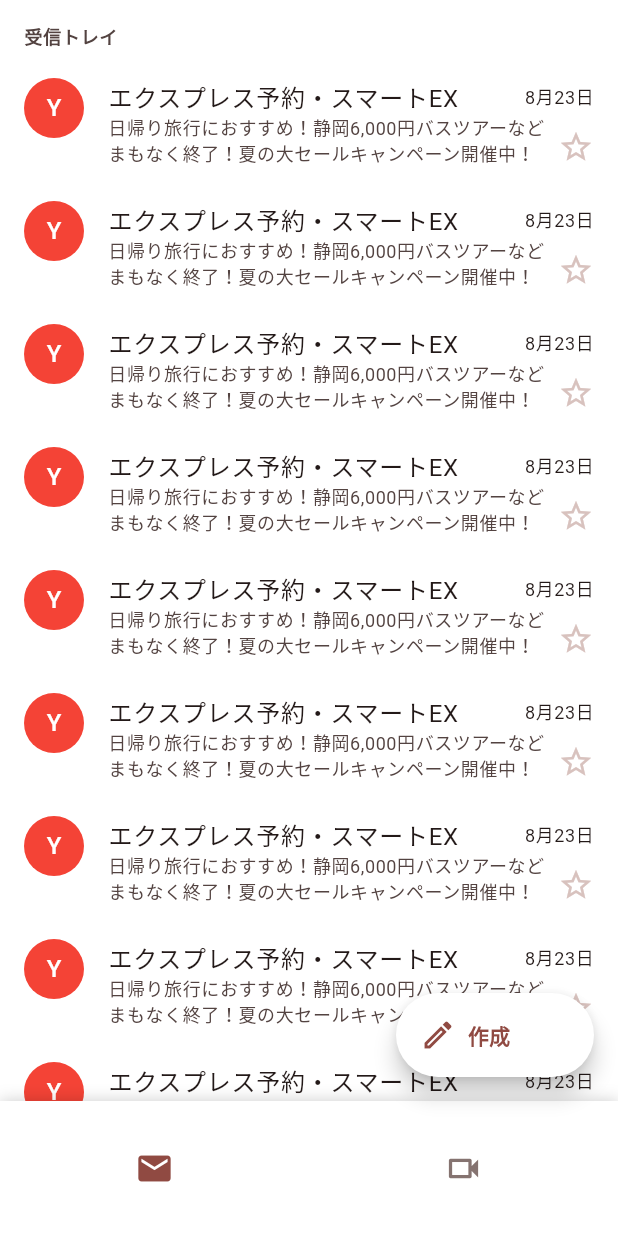
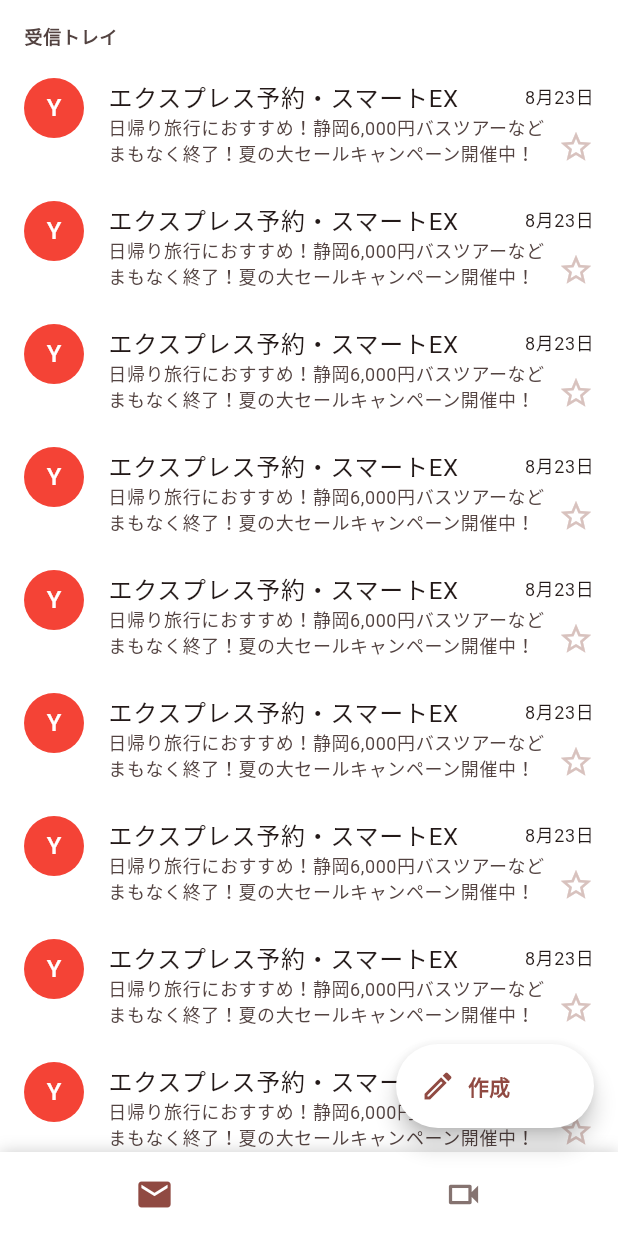
Before and after one commit to susatthi/flutter-gmail-clone, a Flutter app: the screen it shows after launch, scrolled down 56 dp, on a phone screen of 412 x 824 dp. Run offline on Flutter 3.47's test engine with Material 3 defaults, Android fonts, the phone set to English and light mode, and no system bars; our stand-ins replace flutter_riverpod, riverpod_annotation; generated files the repository leaves out were written again; network calls fail.

Commit message:
🚀 feat: スクロール

```diff
--- a/lib/main.dart
+++ b/lib/main.dart
@@ -91,8 +91,7 @@
   Widget build(BuildContext context) {
     return Scaffold(
       backgroundColor: context.surfaceContainerLowest,
-      body: SafeArea(
-        child: NestedScrollView(
+      body: NestedScrollView(
         controller: _scrollController,
         headerSliverBuilder: (BuildContext context, bool innerBoxIsScrolled) {
           return [
@@ -105,7 +104,10 @@
             ),
           ];
         },
-          body: ListView.builder(
+        body: MediaQuery.removePadding(
+          context: context,
+          removeTop: true,
+          child: ListView.builder(
             itemCount: 1 + 200,
             itemBuilder: (context, index) {
               if (index == 0) {
@@ -253,7 +255,7 @@
   @override
   Widget build(BuildContext context) {
     return Padding(
-      padding: const EdgeInsets.fromLTRB(16, 16, 24, 8),
+      padding: const EdgeInsets.fromLTRB(16, 16, 16, 8),
       child: Text(
         '受信トレイ',
         style: context.labelMedium?.copyWith(
@@ -389,9 +391,10 @@
   @override
   Widget build(BuildContext context, WidgetRef ref) {
     final currentItem = ref.watch(navigationItemNotifierProvider);
+    final safeAreaBottomPadding = MediaQuery.viewPaddingOf(context).bottom;
     return AnimatedContainer(
       duration: const Duration(milliseconds: 200),
-      height: show ? 90 : 0,
+      height: show ? kBottomNavigationBarHeight + safeAreaBottomPadding : 0,
       child: DecoratedBox(
         decoration: BoxDecoration(
           boxShadow: [
```
Lines whose indentation alone changed are shown as unchanged.
